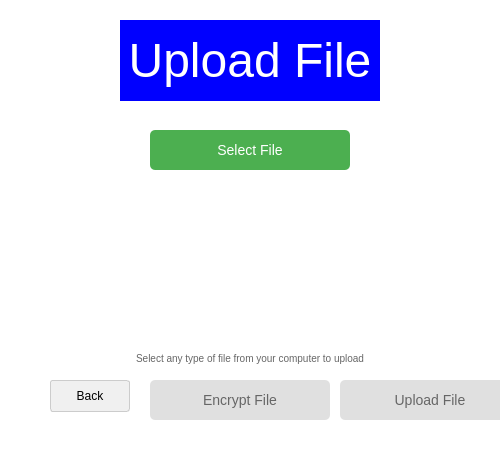
Patrickwalsh33/EPICFileShareClient, file FrontEnd/UploadPage/uploadpage.ui: the form before one commit.
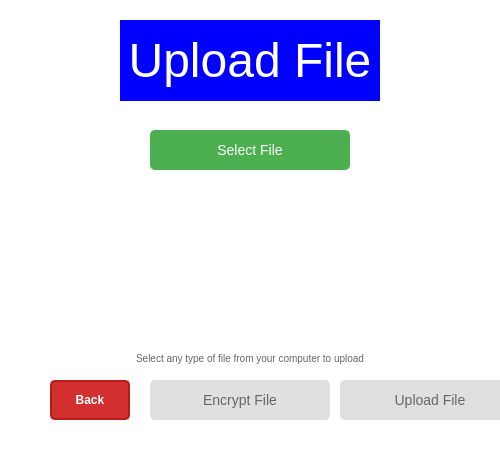
The form after the commit.

Commit message: adding a back button to upload page

```diff
--- a/FrontEnd/UploadPage/uploadpage.ui
+++ b/FrontEnd/UploadPage/uploadpage.ui
@@ -159,11 +159,11 @@
      <x>50</x>
      <y>380</y>
      <width>80</width>
-     <height>32</height>
+     <height>40</height>
     </rect>
    </property>
    <property name="styleSheet">
-    <string notr="true">color: black; background-color: #f0f0f0; border: 1px solid #ccc; border-radius: 3px;</string>
+    <string notr="true">background-color: #D32F2F; color: white; border: 2px solid #B71C1C; border-radius: 5px; padding: 5px; font-weight: bold;</string>
    </property>
    <property name="text">
     <string>Back</string>
```
The commit also changes 1 other file.
